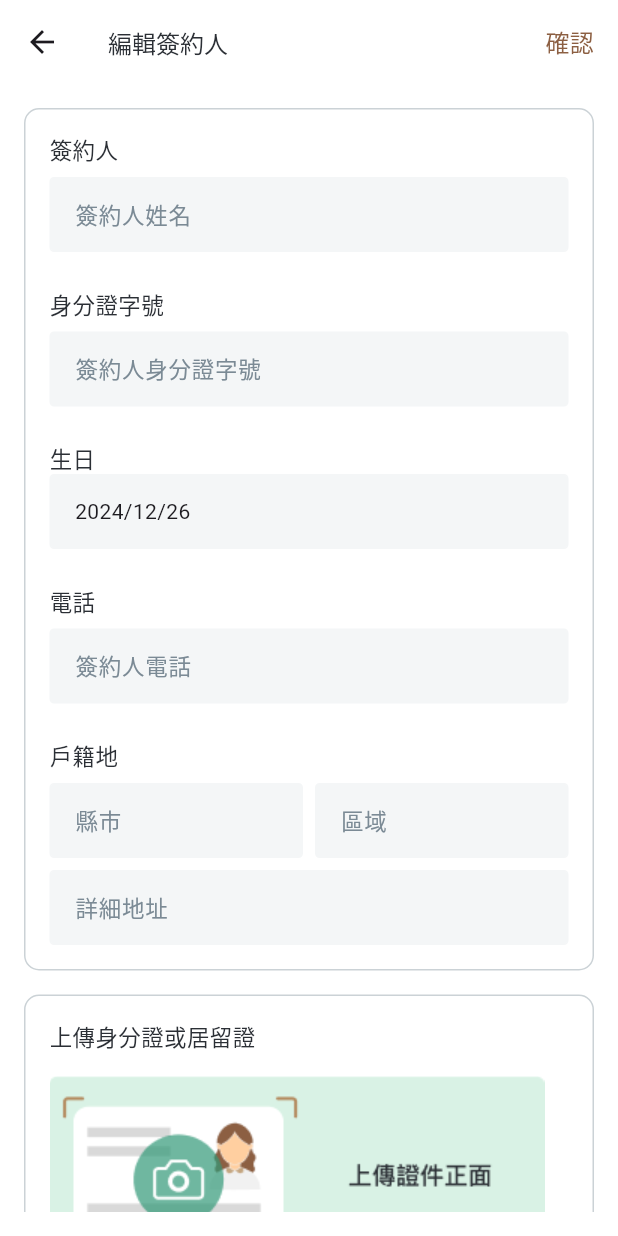
After one commit to datapkt-dev/mylo-app, a Flutter app: the ContractNewCustomer screen opened directly, on a phone screen of 412 x 824 dp. The commit adds this screen. Run offline on Flutter 3.47's test engine with Material 3 defaults, Android fonts, the phone set to English and light mode, and no system bars; our stand-ins replace flutter_svg, gap, image_picker, qr_flutter, timelines; Roboto replaces fonts that are missing (PingFang SC, PingFang TC); project files that could hold a hidden picture were left out.

Commit message:
[add] contract_new_customer.dart

```diff
--- /dev/null
+++ b/lib/modules/contract_new/pages/contract_new_customer.dart
@@ -0,0 +1,414 @@
+import 'dart:io';
+
+import 'package:flutter/material.dart';
+import 'package:flutter_svg/flutter_svg.dart';
+import 'package:gap/gap.dart';
+import 'package:intl/intl.dart';
+import 'package:mylo/units/upload_image_widget.dart';
+
+class ContractNewCustomer extends StatefulWidget {
+  const ContractNewCustomer({super.key});
+
+  @override
+  State<ContractNewCustomer> createState() => _ContractNewCustomerState();
+}
+
+class _ContractNewCustomerState extends State<ContractNewCustomer> {
+  DateTime birthday = DateTime.now();
+  List<String> id = ['', '',];
+
+  @override
+  Widget build(BuildContext context) {
+    return Scaffold(
+      backgroundColor: Colors.white,
+      appBar: AppBar(
+        backgroundColor: Colors.white,
+        scrolledUnderElevation: 0,
+        elevation: 0,
+        centerTitle: false,
+        title: const Text(
+          '編輯簽約人',
+          style: TextStyle(
+            color: Color(0xFF2B2F35),
+            fontSize: 16,
+            fontFamily: 'PingFang SC',
+            fontWeight: FontWeight.w500,
+          ),
+        ),
+        actions: const [
+          Text(
+            '確認',
+            style: TextStyle(
+              color: Color(0xFF8C5F42),
+              fontSize: 16,
+              fontFamily: 'PingFang SC',
+              fontWeight: FontWeight.w500,
+            ),
+          ),
+          Gap(16),
+        ],
+      ),
+      body: Padding(
+        padding: const EdgeInsets.all(16),
+        child: SingleChildScrollView(
+          child: Column(
+            children: [
+              _block(Column(
+                crossAxisAlignment: CrossAxisAlignment.start,
+                children: [
+                  const Text(
+                    '簽約人',
+                    style: TextStyle(
+                      color: Color(0xFF2B2F35),
+                      fontSize: 15,
+                      fontFamily: 'PingFang TC',
+                      fontWeight: FontWeight.w400,
+                    ),
+                  ),
+                  const Gap(8),
+                  Container(
+                    width: double.infinity,
+                    padding: const EdgeInsets.symmetric(horizontal: 16, vertical: 0),
+                    decoration: ShapeDecoration(
+                      color: const Color(0xFFF4F6F7),
+                      shape: RoundedRectangleBorder(
+                        side: const BorderSide(width: 1, color: Color(0xFFF4F6F7)),
+                        borderRadius: BorderRadius.circular(3),
+                      ),
+                    ),
+                    child: TextField(
+                      maxLines: 1,
+                      decoration: const InputDecoration(
+                        hintText: '簽約人姓名',
+                        hintStyle: TextStyle(
+                          color: Color(0xFF7B8A95),
+                          fontSize: 15,
+                          fontFamily: 'PingFang TC',
+                          fontWeight: FontWeight.w400,
+                        ),
+                        border: InputBorder.none,
+                      ),
+                      onChanged: (value) {},
+                    ),
+                  ),
+                  const Gap(24),
+                  const Text(
+                    '身分證字號',
+                    style: TextStyle(
+                      color: Color(0xFF2B2F35),
+                      fontSize: 15,
+                      fontFamily: 'PingFang TC',
+                      fontWeight: FontWeight.w400,
+                    ),
+                  ),
+                  const Gap(8),
+                  Container(
+                    width: double.infinity,
+                    padding: const EdgeInsets.symmetric(horizontal: 16, vertical: 0),
+                    decoration: ShapeDecoration(
+                      color: const Color(0xFFF4F6F7),
+                      shape: RoundedRectangleBorder(
+                        side: const BorderSide(width: 1, color: Color(0xFFF4F6F7)),
+                        borderRadius: BorderRadius.circular(3),
+                      ),
+                    ),
+                    child: TextField(
+                      maxLines: 1,
+                      decoration: const InputDecoration(
+                        hintText: '簽約人身分證字號',
+                        hintStyle: TextStyle(
+                          color: Color(0xFF7B8A95),
+                          fontSize: 15,
+                          fontFamily: 'PingFang TC',
+                          fontWeight: FontWeight.w400,
+                        ),
+                        border: InputBorder.none,
+                      ),
+                      onChanged: (value) {},
+                    ),
+                  ),
+                  const Gap(24),
+                  const Text(
+                    '生日',
+                    style: TextStyle(
+                      color: Color(0xFF2B2F35),
+                      fontSize: 15,
+                      fontFamily: 'PingFang TC',
+                      fontWeight: FontWeight.w400,
+                    ),
+                  ),
+                  GestureDetector(
+                    onTap: () async {
+                      var result = await showDatePicker(
+                        context: context,
+                        initialDate: DateTime.now(),
+                        firstDate: DateTime(2023, 01),
+                        lastDate: DateTime(2026, 12),
+                        locale: const Locale('zh', 'TW'),
+                      );
+                      if (result != null) {
+                        setState(() {
+                          birthday = result;
+                        });
+                      }
+                    },
+                    child: Container(
+                      width: double.infinity,
+                      padding: const EdgeInsets.symmetric(horizontal: 16, vertical: 14),
+                      decoration: ShapeDecoration(
+                        color: const Color(0xFFF4F6F7),
+                        shape: RoundedRectangleBorder(
+                          side: const BorderSide(width: 1, color: Color(0xFFF4F6F7)),
+                          borderRadius: BorderRadius.circular(3),
+                        ),
+                      ),
+                      child: Text('${DateFormat('yyyy/MM/dd').format(birthday)}'),
+                    ),
+                  ),
+                  const Gap(24),
+                  const Text(
+                    '電話',
+                    style: TextStyle(
+                      color: Color(0xFF2B2F35),
+                      fontSize: 15,
+                      fontFamily: 'PingFang TC',
+                      fontWeight: FontWeight.w400,
+                    ),
+                  ),
+                  const Gap(8),
+                  Container(
+                    width: double.infinity,
+                    padding: const EdgeInsets.symmetric(horizontal: 16, vertical: 0),
+                    decoration: ShapeDecoration(
+                      color: const Color(0xFFF4F6F7),
+                      shape: RoundedRectangleBorder(
+                        side: const BorderSide(width: 1, color: Color(0xFFF4F6F7)),
+                        borderRadius: BorderRadius.circular(3),
+                      ),
+                    ),
+                    child: TextField(
+                      maxLines: 1,
+                      decoration: const InputDecoration(
+                        hintText: '簽約人電話',
+                        hintStyle: TextStyle(
+                          color: Color(0xFF7B8A95),
+                          fontSize: 15,
+                          fontFamily: 'PingFang TC',
+                          fontWeight: FontWeight.w400,
+                        ),
+                        border: InputBorder.none,
+                      ),
+                      onChanged: (value) {},
+                    ),
+                  ),
+                  const Gap(24),
+                  const Text(
+                    '戶籍地',
+                    style: TextStyle(
+                      color: Color(0xFF2B2F35),
+                      fontSize: 15,
+                      fontFamily: 'PingFang TC',
+                      fontWeight: FontWeight.w400,
+                    ),
+                  ),
+                  const Gap(8),
+                  Row(
+                    children: [
+                      Expanded(
+                        child: Container(
+                          padding: const EdgeInsets.symmetric(horizontal: 16, vertical: 0),
+                          decoration: ShapeDecoration(
+                            color: const Color(0xFFF4F6F7),
+                            shape: RoundedRectangleBorder(
+                              side: const BorderSide(width: 1, color: Color(0xFFF4F6F7)),
+                              borderRadius: BorderRadius.circular(3),
+                            ),
+                          ),
+                          child: TextField(
+                            maxLines: 1,
+                            decoration: const InputDecoration(
+                              hintText: '縣市',
+                              hintStyle: TextStyle(
+                                color: Color(0xFF7B8A95),
+                                fontSize: 15,
+                                fontFamily: 'PingFang TC',
+                                fontWeight: FontWeight.w400,
+                              ),
+                              border: InputBorder.none,
+                            ),
+                            onChanged: (value) {},
+                          ),
+                        ),
+                      ),
+                      const Gap(8),
+                      Expanded(
+                        child: Container(
+                          padding: const EdgeInsets.symmetric(horizontal: 16, vertical: 0),
+                          decoration: ShapeDecoration(
+                            color: const Color(0xFFF4F6F7),
+                            shape: RoundedRectangleBorder(
+                              side: const BorderSide(width: 1, color: Color(0xFFF4F6F7)),
+                              borderRadius: BorderRadius.circular(3),
+                            ),
+                          ),
+                          child: TextField(
+                            maxLines: 1,
+                            decoration: const InputDecoration(
+                              hintText: '區域',
+                              hintStyle: TextStyle(
+                                color: Color(0xFF7B8A95),
+                                fontSize: 15,
+                                fontFamily: 'PingFang TC',
+                                fontWeight: FontWeight.w400,
+                              ),
+                              border: InputBorder.none,
+                            ),
+                            onChanged: (value) {},
+                          ),
+                        ),
+                      ),
+                    ],
+                  ),
+                  const Gap(8),
+                  Container(
+                    padding: const EdgeInsets.symmetric(horizontal: 16, vertical: 0),
+                    decoration: ShapeDecoration(
+                      color: const Color(0xFFF4F6F7),
+                      shape: RoundedRectangleBorder(
+                        side: const BorderSide(width: 1, color: Color(0xFFF4F6F7)),
+                        borderRadius: BorderRadius.circular(3),
+                      ),
+                    ),
+                    child: TextField(
+                      maxLines: 1,
+                      decoration: const InputDecoration(
+                        hintText: '詳細地址',
+                        hintStyle: TextStyle(
+                          color: Color(0xFF7B8A95),
+                          fontSize: 15,
+                          fontFamily: 'PingFang TC',
+                          fontWeight: FontWeight.w400,
+                        ),
+                        border: InputBorder.none,
+                      ),
+                      onChanged: (value) {},
+                    ),
+                  ),
+                ],
+              )),
+              const Gap(16),
+              _block(Column(
+                crossAxisAlignment: CrossAxisAlignment.start,
+                children: [
+                  const Text(
+                    '上傳身分證或居留證',
+                    style: TextStyle(
+                      color: Color(0xFF2B2F35),
+                      fontSize: 15,
+                      fontFamily: 'PingFang TC',
+                      fontWeight: FontWeight.w500,
+                    ),
+                  ),
+                  const Gap(16),
+                  Stack(
+                    children: [
+                      UploadImageWidget(
+                        onImagePicked: (path) {
+                          if (path.isNotEmpty) {
+                            setState(() {
+                              id[0] = path;
+                            });
+                          }
+                          else {
+                            print("Invalid file path.");
+                          }
+                        },
+                        child: Image.asset('assets/images/contract_new/fillin_id_f.png'),
+                      ),
+                      id[0] != ''
+                          ? Positioned(
+                        top: 21,
+                        left: 17,
+                        child: SizedBox(
+                          width: 137,
+                          height: 89,
+                          child: ClipRRect(
+                            borderRadius: BorderRadius.circular(3),
+                            child: Image.file(
+                              File(id[0]),
+                              fit: BoxFit.cover,
+                            ),
+                          ),
+                        ),
+                      )
+                          : Container(),
+                    ],
+                  ),
+                  const Gap(16),
+                  Stack(
+                    children: [
+                      UploadImageWidget(
+                        onImagePicked: (path) {
+                          if (path.isNotEmpty) {
+                            setState(() {
+                              id[1] = path;
+                            });
+                          }
+                          else {
+                            print("Invalid file path.");
+                          }
+                        },
+                        child: Image.asset('assets/images/contract_new/fillin_id_b.png'),
+                      ),
+                      id[1] != ''
+                          ? Positioned(
+                        top: 21,
+                        left: 17,
+                        child: SizedBox(
+                          width: 137,
+                          height: 89,
+                          child: ClipRRect(
+                            borderRadius: BorderRadius.circular(3),
+                            child: Image.file(
+                              File(id[1]),
+                              fit: BoxFit.cover,
+                            ),
+                          ),
+                        ),
+                      )
+                          : Container(),
+                    ],
+                  ),
+                  const Gap(16),
+                  const Text(
+                    '注意事項：請確認照片內容清晰、無反光且完整，本照片僅提供XXX本公司OOO使用等備注用語請提供文字',
+                    style: TextStyle(
+                      color: Color(0xFF5F6E7B),
+                      fontSize: 12,
+                      fontFamily: 'PingFang TC',
+                      fontWeight: FontWeight.w400,
+                    ),
+                  )
+                ],
+              ))
+            ],
+          ),
+        )
+      ),
+    );
+  }
+
+  Widget _block(Widget child) {
+    return Container(
+      width: double.infinity,
+      padding: const EdgeInsets.all(16),
+      decoration: ShapeDecoration(
+        shape: RoundedRectangleBorder(
+          side: const BorderSide(width: 1, color: Color(0xFFCBD2D6)),
+          borderRadius: BorderRadius.circular(10),
+        ),
+      ),
+      child: child,
+    );
+  }
+}
--- a/lib/modules/contract_new/widgets/contract_new_step2.dart
+++ b/lib/modules/contract_new/widgets/contract_new_step2.dart
@@ -2,6 +2,7 @@ import 'package:flutter/material.dart';
 import 'package:flutter_svg/flutter_svg.dart';
 import 'package:gap/gap.dart';
 import 'package:intl/intl.dart';
+import 'package:mylo/modules/contract_new/pages/contract_new_customer.dart';
 
 class ContractNewStep2 extends StatefulWidget {
   // 填寫資料
@@ -479,7 +480,10 @@ class _ContractNewStep2State extends State<ContractNewStep2> {
                                                 ),
                                                 onTap: () {
                                                   // 編輯簽約人操作
-                                                  Navigator.pop(context);
+                                                  Navigator.push(
+                                                    context,
+                                                    MaterialPageRoute(builder: (context) => const ContractNewCustomer()),
+                                                  );
                                                 },
                                               ),
                                               Divider(height: 1, color: Colors.grey.shade300),
--- a/pubspec.yaml
+++ b/pubspec.yaml
@@ -84,6 +84,8 @@ flutter:
     - assets/images/contract_new/item_0.png
     - assets/images/contract_new/item_1.png
     - assets/images/contract_new/item_2.png
+    - assets/images/contract_new/fillin_id_f.png
+    - assets/images/contract_new/fillin_id_b.png
 
   # An image asset can refer to one or more resolution-specific "variants", see
   # https://flutter.dev/to/resolution-aware-images
```
Also changed, not shown: assets/images/contract_new/fillin_id_b.png (added), assets/images/contract_new/fillin_id_f.png (added).
